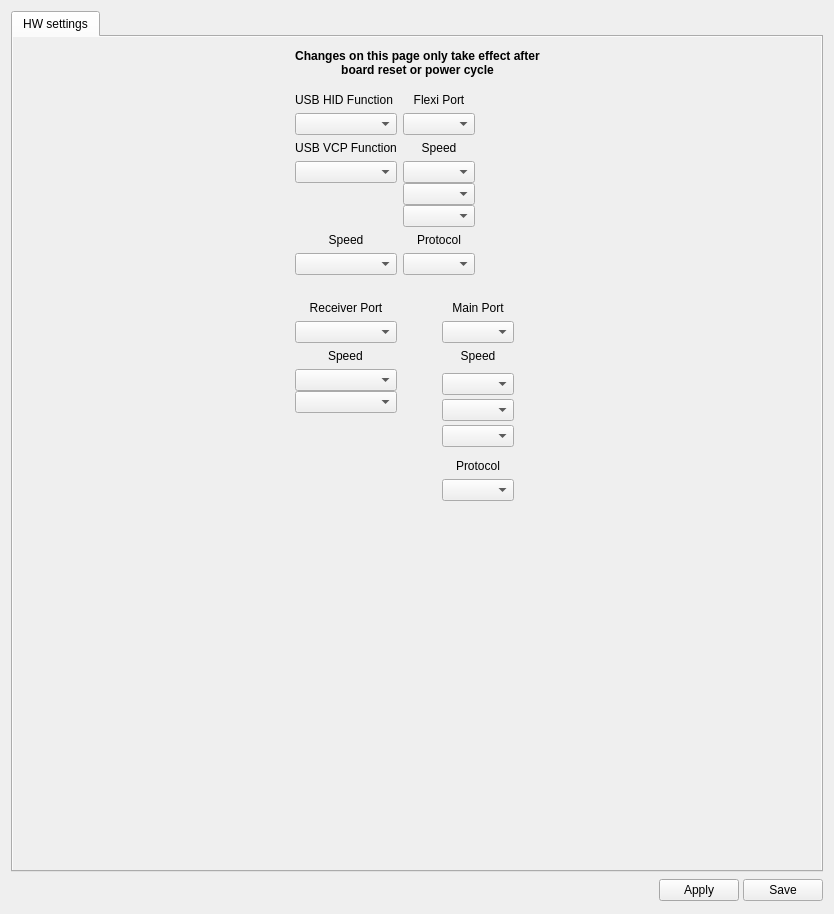
This is ground/gcs/src/plugins/config/configrevonanohwwidget.ui in librepilot/LibrePilot as Qt 5 draws it before an edit. The edited form follows.
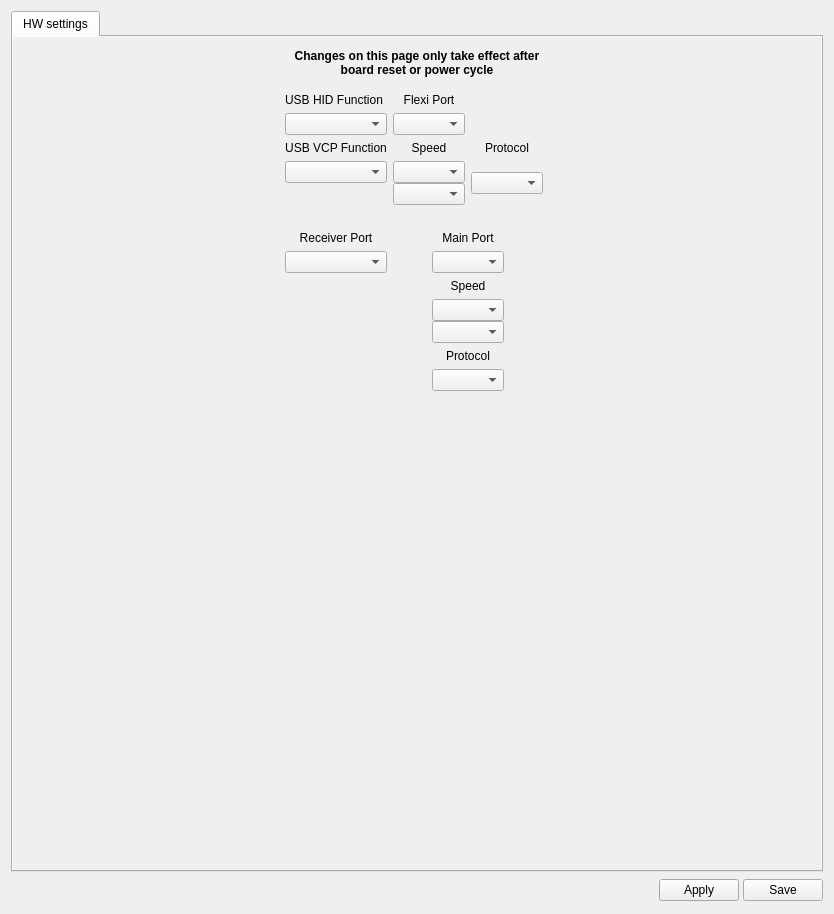
This is the edited form. Icons and pictures are not drawn.

Commit message: LP-377 Implement handling of USB_CDC_REQ_SET_LINE_CODING control request for F4 and F1 targets. Removes UsbComBridgeSpeed from hwsettings object. Removes GCS combo boxes related to UsbComBridgeSpeed. Fixes few places where UsbComBridgeSpeed was used for DebugConsole speed config.

Diff of the .ui file:
```diff
--- a/ground/gcs/src/plugins/config/configrevonanohwwidget.ui
+++ b/ground/gcs/src/plugins/config/configrevonanohwwidget.ui
@@ -233,22 +233,6 @@
            </item>
            <item row="2" column="2">
             <layout class="QGridLayout" name="gridLayout" rowstretch="0,0,0,0,0,0,0,0,0,0,0,0,0,0,0">
-             <item row="4" column="0">
-              <widget class="QLabel" name="lblUSBVCPSpeed">
-               <property name="sizePolicy">
-                <sizepolicy hsizetype="Preferred" vsizetype="Fixed">
-                 <horstretch>0</horstretch>
-                 <verstretch>0</verstretch>
-                </sizepolicy>
-               </property>
-               <property name="text">
-                <string>Speed</string>
-               </property>
-               <property name="alignment">
-                <set>Qt::AlignBottom|Qt::AlignHCenter</set>
-               </property>
-              </widget>
-             </item>
              <item row="3" column="0" alignment="Qt::AlignTop">
               <widget class="QComboBox" name="cbUSBVCPFunction"/>
              </item>
@@ -302,13 +286,6 @@
                </property>
               </widget>
              </item>
-             <item row="5" column="0">
-              <widget class="QComboBox" name="cbUSBVCPSpeed">
-               <property name="enabled">
-                <bool>true</bool>
-               </property>
-              </widget>
-             </item>
              <item row="0" column="0">
               <widget class="QLabel" name="label_4">
                <property name="sizePolicy">
@@ -325,22 +302,6 @@
                </property>
               </widget>
              </item>
-             <item row="10" column="0" alignment="Qt::AlignHCenter">
-              <widget class="QLabel" name="lblRcvrSpeed">
-               <property name="sizePolicy">
-                <sizepolicy hsizetype="Preferred" vsizetype="Fixed">
-                 <horstretch>0</horstretch>
-                 <verstretch>0</verstretch>
-                </sizepolicy>
-               </property>
-               <property name="text">
-                <string>Speed</string>
-               </property>
-               <property name="alignment">
-                <set>Qt::AlignBottom|Qt::AlignLeading|Qt::AlignLeft</set>
-               </property>
-              </widget>
-             </item>
              <item row="9" column="0">
               <widget class="QComboBox" name="cbRcvr"/>
              </item>
@@ -401,12 +362,9 @@
                <item>
                 <widget class="QComboBox" name="cbMainGPSSpeed"/>
                </item>
-               <item>
-                <widget class="QComboBox" name="cbMainComSpeed"/>
-               </item>
               </layout>
              </item>
-             <item row="5" column="1" colspan="2">
+             <item row="3" column="3" colspan="2">
               <widget class="QComboBox" name="cbFlexiGPSProtocol"/>
              </item>
              <item row="13" column="2" colspan="2">
@@ -419,7 +377,7 @@
                </property>
               </widget>
              </item>
-             <item row="4" column="1" colspan="2">
+             <item row="2" column="3" colspan="2">
               <widget class="QLabel" name="lbFlexiGPSProtocol">
                <property name="text">
                 <string>Protocol</string>
@@ -450,9 +408,6 @@
                <item alignment="Qt::AlignTop">
                 <widget class="QComboBox" name="cbFlexiGPSSpeed"/>
                </item>
-               <item alignment="Qt::AlignTop">
-                <widget class="QComboBox" name="cbFlexiComSpeed"/>
-               </item>
               </layout>
              </item>
              <item row="0" column="1" colspan="2">
@@ -475,35 +430,6 @@
                </property>
               </widget>
              </item>
-             <item row="11" column="0">
-              <layout class="QVBoxLayout" name="verticalLayout_2">
-               <property name="spacing">
-                <number>0</number>
-               </property>
-               <property name="topMargin">
-                <number>0</number>
-               </property>
-               <item>
-                <widget class="QComboBox" name="cbRcvrTelemSpeed"/>
-               </item>
-               <item alignment="Qt::AlignTop">
-                <widget class="QComboBox" name="cbRcvrComSpeed"/>
-               </item>
-               <item>
-                <spacer name="verticalSpacer_3">
-                 <property name="orientation">
-                  <enum>Qt::Vertical</enum>
-                 </property>
-                 <property name="sizeHint" stdset="0">
-                  <size>
-                   <width>20</width>
-                   <height>40</height>
-                  </size>
-                 </property>
-                </spacer>
-               </item>
-              </layout>
-             </item>
             </layout>
            </item>
           </layout>
```
The commit also changes 15 other files.
